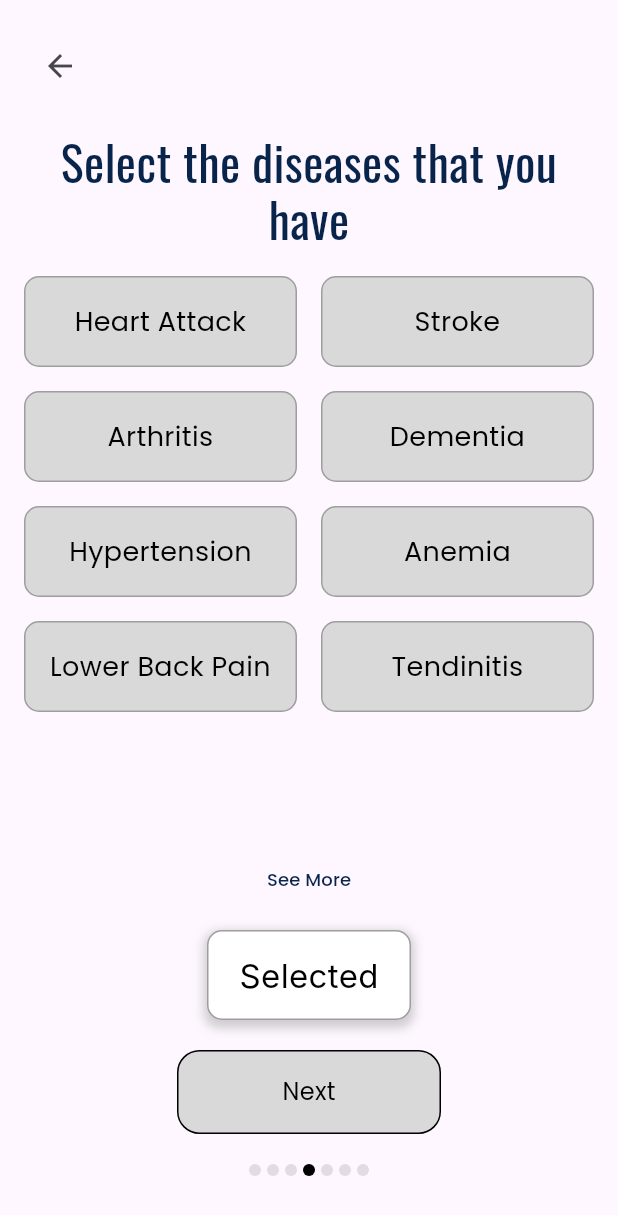
After one commit to Arunkumar-S-A/fitness_app_intern, a Flutter app: the DiseaseSelectionScreen screen opened directly, on a phone screen of 412 x 824 dp. The commit adds this screen. Shown: the top 1215 px of the screen. Run offline on Flutter 3.47's test engine with Material 3 defaults, Android fonts, the phone set to English and light mode, and no system bars; Roboto replaces fonts that are missing (Inter).

Commit message:
Second Commit

```diff
--- a/lib/Forms/AgeSelectorScreen.dart
+++ b/lib/Forms/AgeSelectorScreen.dart
@@ -56,13 +56,13 @@ class _AgeSelectorScreenState extends State<AgeSelectorScreen> {
                 const Spacer(flex: 2),
               ],
             ),
-            const SizedBox(height: 16),
+            const SizedBox(height: 14),
             const Text(
               'We use this information to create a workout and\nnutrition plan tailored just for you!',
               textAlign: TextAlign.center,
               style: TextStyle(
                 fontFamily: 'Poppins',
-                fontSize: 14,
+                fontSize: 12,
                 color: Color(0xFF787878),
                 height: 2,
               ),
--- /dev/null
+++ b/lib/Forms/DiseaseSelectionScreen.dart
@@ -0,0 +1,211 @@
+import 'package:flutter/material.dart';
+
+class DiseaseSelectionScreen extends StatefulWidget {
+  const DiseaseSelectionScreen({super.key});
+
+  @override
+  _DiseaseSelectionScreenState createState() => _DiseaseSelectionScreenState();
+}
+
+class _DiseaseSelectionScreenState extends State<DiseaseSelectionScreen> {
+  Set<String> selectedDiseases = {};
+
+  final List<String> diseases = [
+    'Heart Attack',
+    'Stroke',
+    'Arthritis',
+    'Dementia',
+    'Hypertension',
+    'Anemia',
+    'Lower Back Pain',
+    'Tendinitis',
+    'Diabetes',
+    'Asthma',
+    'Cancer',
+    'Migraine',
+  ];
+
+  bool showAllDiseases = false;
+
+  @override
+  Widget build(BuildContext context) {
+    final displayedDiseases =
+        showAllDiseases ? diseases : diseases.take(8).toList();
+
+    return Scaffold(
+      body: SafeArea(
+        child: Padding(
+          padding: const EdgeInsets.symmetric(horizontal: 16.0),
+          child: Column(
+            crossAxisAlignment: CrossAxisAlignment.start,
+            children: [
+              const SizedBox(height: 20),
+              Row(
+                children: [
+                  IconButton(
+                    icon: const Icon(Icons.arrow_back),
+                    onPressed: () => Navigator.pop(context),
+                  ),
+                ],
+              ),
+              const SizedBox(height: 20),
+              const Center(
+                child: Text(
+                  'Select the diseases that you have',
+                  style: TextStyle(
+                    fontFamily: 'Oswald',
+                    fontSize: 32,
+                    color: Color(0xFF08244B),
+                    height: 1.2,
+                  ),
+                  textAlign: TextAlign.center,
+                ),
+              ),
+              const SizedBox(height: 20),
+              Expanded(
+                child: GridView.builder(
+                  gridDelegate: const SliverGridDelegateWithFixedCrossAxisCount(
+                    crossAxisCount: 2,
+                    crossAxisSpacing: 16,
+                    mainAxisSpacing: 16,
+                    childAspectRatio: 3,
+                  ),
+                  itemCount: displayedDiseases.length,
+                  itemBuilder: (context, index) {
+                    final disease = displayedDiseases[index];
+                    final isSelected = selectedDiseases.contains(disease);
+                    return GestureDetector(
+                      onTap: () {
+                        setState(() {
+                          if (isSelected) {
+                            selectedDiseases.remove(disease);
+                          } else {
+                            selectedDiseases.add(disease);
+                          }
+                        });
+                      },
+                      child: Container(
+                        decoration: BoxDecoration(
+                          color: isSelected
+                              ? Colors.white
+                              : const Color(0xFFD9D9D9),
+                          borderRadius: BorderRadius.circular(10),
+                          border: Border.all(color: Colors.grey, width: 1),
+                        ),
+                        alignment: Alignment.center,
+                        child: Text(
+                          disease,
+                          style: const TextStyle(
+                            fontFamily: 'Poppins',
+                            fontSize: 18,
+                            color: Colors.black,
+                          ),
+                          textAlign: TextAlign.center,
+                        ),
+                      ),
+                    );
+                  },
+                ),
+              ),
+              Center(
+                child: TextButton(
+                  onPressed: () {
+                    setState(() {
+                      showAllDiseases = !showAllDiseases;
+                    });
+                  },
+                  child: Text(
+                    showAllDiseases ? 'Show Less' : 'See More',
+                    style: const TextStyle(
+                      fontFamily: 'Poppins',
+                      fontSize: 12,
+                      fontWeight: FontWeight.w500,
+                      color: Color(0xFF08244B),
+                    ),
+                  ),
+                ),
+              ),
+              const SizedBox(height: 10),
+              Center(
+                child: Container(
+                  width: 136,
+                  height: 60,
+                  decoration: BoxDecoration(
+                    color: Colors.white,
+                    borderRadius: BorderRadius.circular(10),
+                    border: Border.all(color: Colors.grey),
+                    boxShadow: [
+                      BoxShadow(
+                        color: Colors.grey.withOpacity(0.5),
+                        spreadRadius: 2,
+                        blurRadius: 5,
+                        offset: const Offset(0, 3),
+                      ),
+                    ],
+                  ),
+                  alignment: Alignment.center,
+                  child: const Text(
+                    'Selected',
+                    style: TextStyle(
+                      fontFamily: 'Inter',
+                      fontSize: 22,
+                      color: Colors.black,
+                    ),
+                  ),
+                ),
+              ),
+              const SizedBox(height: 20),
+              Center(
+                child: GestureDetector(
+                  onTap: () {
+                    // Implement navigation to the next page or action
+                  },
+                  child: Container(
+                    width: 176,
+                    height: 56,
+                    decoration: BoxDecoration(
+                      color: const Color(0xFFD9D9D9),
+                      border: Border.all(color: Colors.black),
+                      borderRadius: BorderRadius.circular(15),
+                    ),
+                    child: const Center(
+                      child: Text(
+                        'Next',
+                        style: TextStyle(
+                          fontFamily: 'Poppins',
+                          fontSize: 16,
+                          color: Colors.black,
+                        ),
+                      ),
+                    ),
+                  ),
+                ),
+              ),
+              const SizedBox(height: 20),
+              Center(
+                child: Row(
+                  mainAxisAlignment: MainAxisAlignment.center,
+                  children: List.generate(
+                    7,
+                    (index) => Container(
+                      margin: const EdgeInsets.symmetric(horizontal: 2),
+                      width: 8,
+                      height: 8,
+                      decoration: BoxDecoration(
+                        shape: BoxShape.circle,
+                        color: index == 3
+                            ? Colors.black
+                            : Colors.grey.withOpacity(0.3),
+                      ),
+                    ),
+                  ),
+                ),
+              ),
+              const SizedBox(height: 40),
+            ],
+          ),
+        ),
+      ),
+    );
+  }
+}
--- a/lib/main.dart
+++ b/lib/main.dart
@@ -2,7 +2,7 @@ import 'package:flutter/material.dart';
 import 'FlashScreen.dart';
 
 void main() {
-  runApp(FitnessApp());
+  runApp(const FitnessApp());
 }
 
 class FitnessApp extends StatelessWidget {
```
Also changed, not shown: lib/Forms/GenderSelection.dart (+7 -3 lines), lib/Forms/HeightPage.dart (added, +287 -0 lines), lib/Forms/WeightPage.dart (+45 -50 lines).
